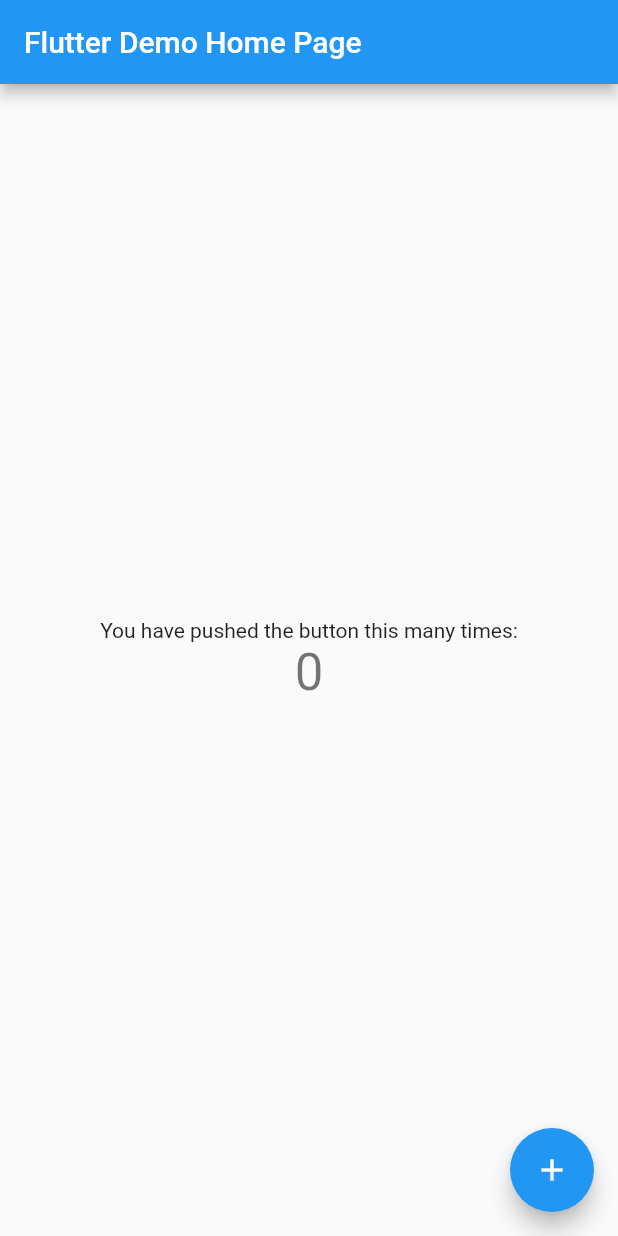
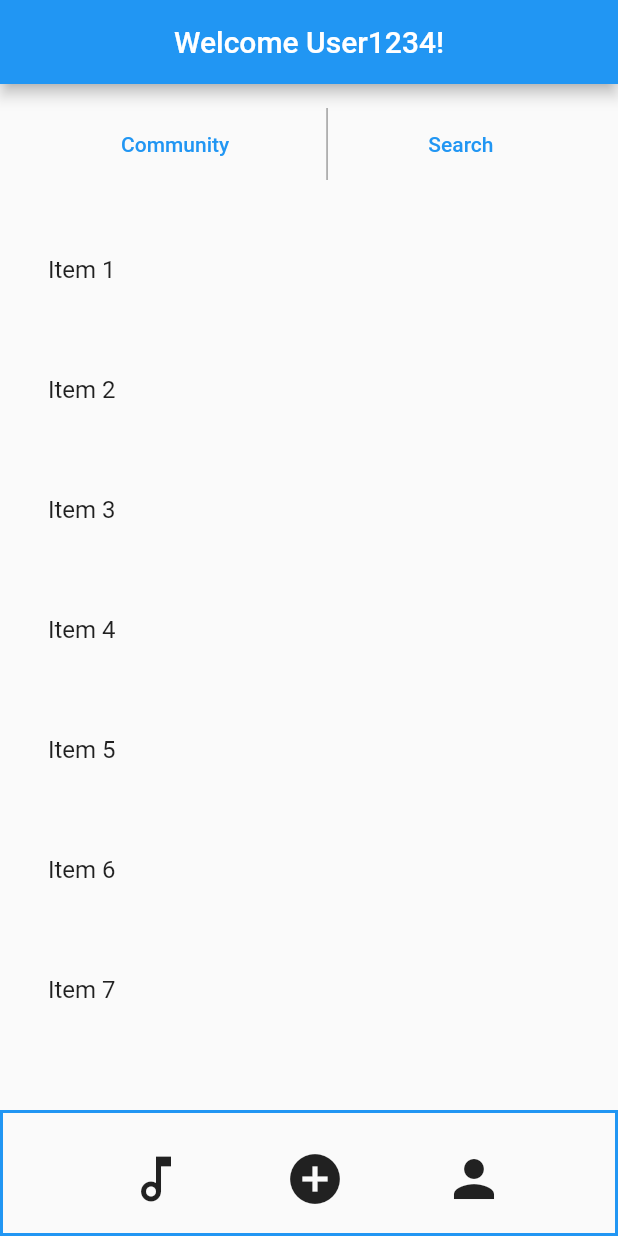
Before and after one commit to klpham137/AndroidApp_SLP23, a Flutter app: the screen it shows after launch, on a phone screen of 412 x 824 dp. Run offline on Flutter 3.47's test engine with Material 2 defaults, Android fonts, the phone set to English and light mode, and no system bars.

Commit message:
completed  HomePage UI  as the entry point to the app

```diff
--- a/lib/main.dart
+++ b/lib/main.dart
@@ -24,7 +24,7 @@
         // is not restarted.
         primarySwatch: Colors.blue,
       ),
-      home: const MyHomePage(title: 'Flutter Demo Home Page'),
+      home: const MyHomePage(title: 'Welcome User1234!'),
     );
   }
 }
@@ -73,7 +73,9 @@
       appBar: AppBar(
         // Here we take the value from the MyHomePage object that was created by
         // the App.build method, and use it to set our appbar title.
-        title: Text(widget.title),
+        title: Center(
+          child: Text(widget.title),
+        ),
       ),
       body: Center(
         // Center is a layout widget. It takes a single child and positions it
@@ -93,23 +95,112 @@
           // center the children vertically; the main axis here is the vertical
           // axis because Columns are vertical (the cross axis would be
           // horizontal).
-          mainAxisAlignment: MainAxisAlignment.center,
+
+          //mainAxisAlignment: MainAxisAlignment.center,
           children: <Widget>[
-            const Text(
-              'You have pushed the button this many times:',
+            // Create a container to hold the buttons and divider
+            Container(
+              padding: EdgeInsets.all(16.0), // Adjust the padding as needed
+              child: Row(
+                mainAxisAlignment: MainAxisAlignment.spaceEvenly, // Adjust the alignment as needed
+                children: <Widget>[
+                  // Button 1
+                  TextButton(
+                    onPressed: () {
+                      // Navigates to the Community Page
+                    },
+                    child: Text("Community"),
+                  ),
+                  // Divider
+                  Container(
+                    height: 48.0, // Adjust the height of the divider as needed
+                    width: 1.0, // Adjust the width of the divider as needed
+                    color: Colors.grey, // Color of the divider
+                  ),
+                  // Button 2
+                  TextButton(
+                    onPressed: () {
+                      // Navigates to the Search Page
+                    },
+                    child: Text("Search"),
+                  ),
+                ],
+              ),
             ),
-            Text(
-              '$_counter',
-              style: Theme.of(context).textTheme.headlineMedium,
+            // Scrollable List Container
+            Expanded( // Use Expanded widget to take up remaining space
+              child: Container(
+                padding: EdgeInsets.all(16.0),
+                child: ListView(
+                  children: <Widget>[
+                    for (int i = 1; i <= 20; i++) // Example: Display 20 items
+                      Container(
+                        height: 80.0, // Adjust the height as needed
+                        child: ListTile(
+                          title: Text("Item $i"),
+                        ),
+                      ),
+                  ],
+                ),
+              ),
             ),
+            // Container for IconButtons with Border
+            Container(
+              padding: EdgeInsets.all(16.0),
+              decoration: BoxDecoration(
+                border: Border.all(
+                  color: Colors.blue, // Border color
+                  width: 2.0, // Border width
+                ),
+              ),
+              child: Row(
+                mainAxisAlignment: MainAxisAlignment.spaceEvenly,
+                children: <Widget>[
+                  // Icon Button 1
+                  IconButton(
+                    onPressed: () {
+                      // Refreshes the Home Page back to top
+                    },
+                    icon: Icon(
+                        Icons.music_note_outlined,
+                        size: 40.0, ),
+                  ),
+                  // Icon Button 2
+                  IconButton(
+                    onPressed: () {
+                      // Navigates to add review page
+                    },
+                    icon: Icon(
+                        Icons.add_circle,
+                        size: 40.0, ),
+                  ),
+                  // Icon Button 3
+                  IconButton(
+                    onPressed: () {
+                      // Navigates to Profile Page
+                    },
+                    icon: Icon(
+                        Icons.person,
+                        size: 40.0, ),
+                  ),
+                ],
+              ),
+            ),
+            // const Text(
+            //   'You have pushed the button this many times:',
+            // ),
+            // Text(
+            //   '$_counter',
+            //   style: Theme.of(context).textTheme.headlineMedium,
+            // ),
           ],
         ),
       ),
-      floatingActionButton: FloatingActionButton(
-        onPressed: _incrementCounter,
-        tooltip: 'Increment',
-        child: const Icon(Icons.add),
-      ), // This trailing comma makes auto-formatting nicer for build methods.
+      // floatingActionButton: FloatingActionButton(
+      //   onPressed: _incrementCounter,
+      //   tooltip: 'Increment',
+      //   child: const Icon(Icons.add),
+      // ), // This trailing comma makes auto-formatting nicer for build methods.
     );
   }
 }
```
